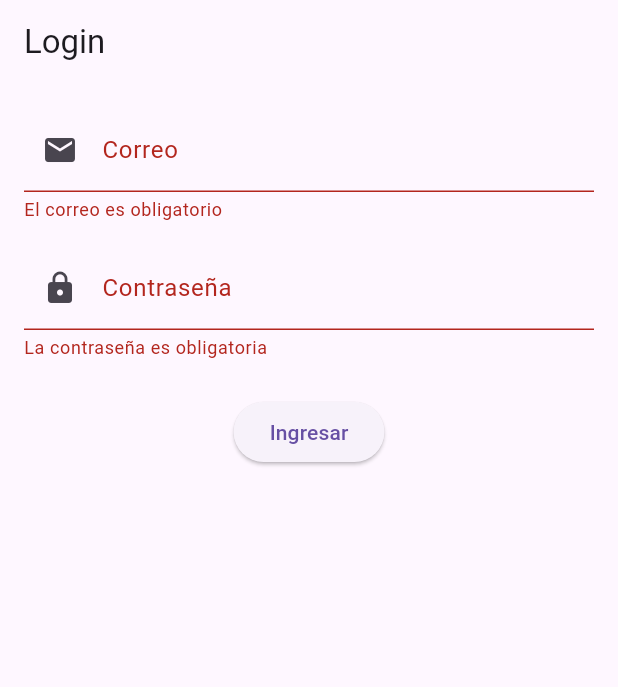
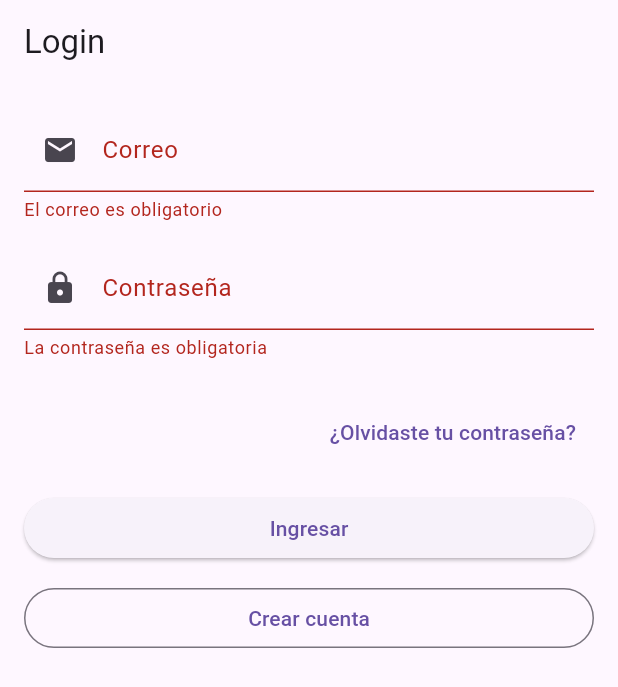
Before and after one commit to Chalo2405/Programacion_DispMoviles, a Flutter app: the screen it shows after launch, after a tap on "Ingresar", on a phone screen of 412 x 824 dp. Shown: the top 687 px of the screen. Run offline on Flutter 3.47's test engine with Material 3 defaults, Android fonts, the phone set to English and light mode, and no system bars.

Commit message:
Agregue la version final de actividad en clase con todos los extras incluidos

```diff
--- a/Flutter_PDM/crud_flutter/lib/views/login_screen.dart
+++ b/Flutter_PDM/crud_flutter/lib/views/login_screen.dart
@@ -10,7 +10,7 @@ class LoginScreen extends StatefulWidget {
 
 class _LoginScreenState extends State<LoginScreen> {
   final _formKey = GlobalKey<FormState>();
-  // de momento tenemos la validacion de emails sin tanta seguridad
+
   String _email = '';
   String _password = '';
 
@@ -18,11 +18,12 @@ class _LoginScreenState extends State<LoginScreen> {
   Widget build(BuildContext context) {
     return Scaffold(
       appBar: AppBar(title: const Text('Login')),
-      body: Padding(
+      body: SingleChildScrollView(
         padding: const EdgeInsets.all(16.0),
         child: Form(
           key: _formKey,
           child: Column(
+            crossAxisAlignment: CrossAxisAlignment.stretch,
             children: [
               // EMAIL
               TextFormField(
@@ -30,11 +31,12 @@ class _LoginScreenState extends State<LoginScreen> {
                   labelText: 'Correo',
                   prefixIcon: Icon(Icons.email),
                 ),
+                keyboardType: TextInputType.emailAddress,
                 validator: (value) {
                   if (value == null || value.isEmpty) {
                     return 'El correo es obligatorio';
                   }
-                  if (!value.contains('@')) {
+                  if (!value.contains('@') || !value.contains('.')) {
                     return 'Debe ser un correo válido';
                   }
                   return null;
@@ -52,12 +54,17 @@ class _LoginScreenState extends State<LoginScreen> {
                   prefixIcon: Icon(Icons.lock),
                 ),
                 validator: (value) {
-                  // verifica si la estructura de la contraseña es correcta
                   if (value == null || value.isEmpty) {
                     return 'La contraseña es obligatoria';
                   }
                   if (value.length < 6) {
                     return 'Debe tener al menos 6 caracteres';
+                  }
+                  if (!value.contains(RegExp(r'[A-Z]'))) {
+                    return 'Debe tener al menos una mayúscula';
+                  }
+                  if (!value.contains(RegExp(r'[0-9]'))) {
+                    return 'Debe tener al menos un número';
                   }
                   return null;
                 },
@@ -66,6 +73,24 @@ class _LoginScreenState extends State<LoginScreen> {
 
               const SizedBox(height: 24),
 
+              // boton de olvidaste contraseña
+              Align(
+                alignment: Alignment.centerRight,
+                child: TextButton(
+                  onPressed: () {
+                    ScaffoldMessenger.of(context).showSnackBar(
+                      const SnackBar(
+                        content: Text('Funcionalidad de recuperación no implementada'),
+                      ),
+                    );
+                  },
+                  child: const Text('¿Olvidaste tu contraseña?'),
+                ),
+              ),
+
+              const SizedBox(height: 16),
+
+              // Boton Ingresar
               ElevatedButton(
                 onPressed: () {
                   if (_formKey.currentState!.validate()) {
@@ -81,6 +106,20 @@ class _LoginScreenState extends State<LoginScreen> {
                 },
                 child: const Text('Ingresar'),
               ),
+
+              const SizedBox(height: 12),
+
+              // Boton Crear cuenta
+              OutlinedButton(
+                onPressed: () {
+                  ScaffoldMessenger.of(context).showSnackBar(
+                    const SnackBar(
+                      content: Text('No implementado'),
+                    ),
+                  );
+                },
+                child: const Text('Crear cuenta'),
+              ),
             ],
           ),
         ),
```
